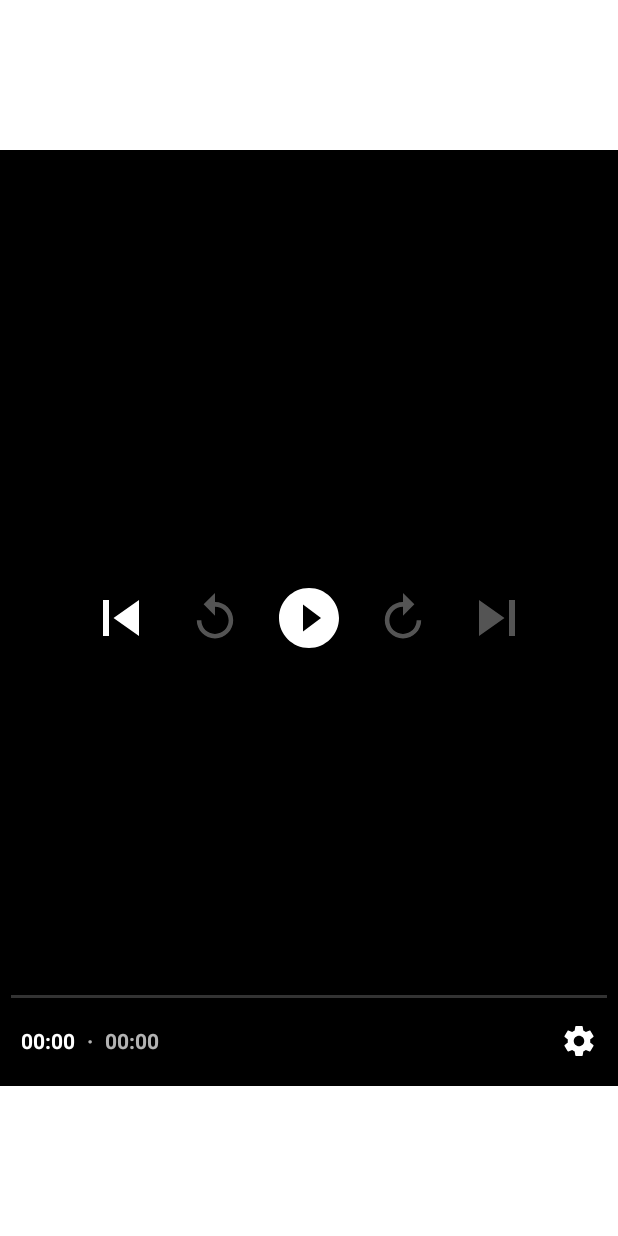
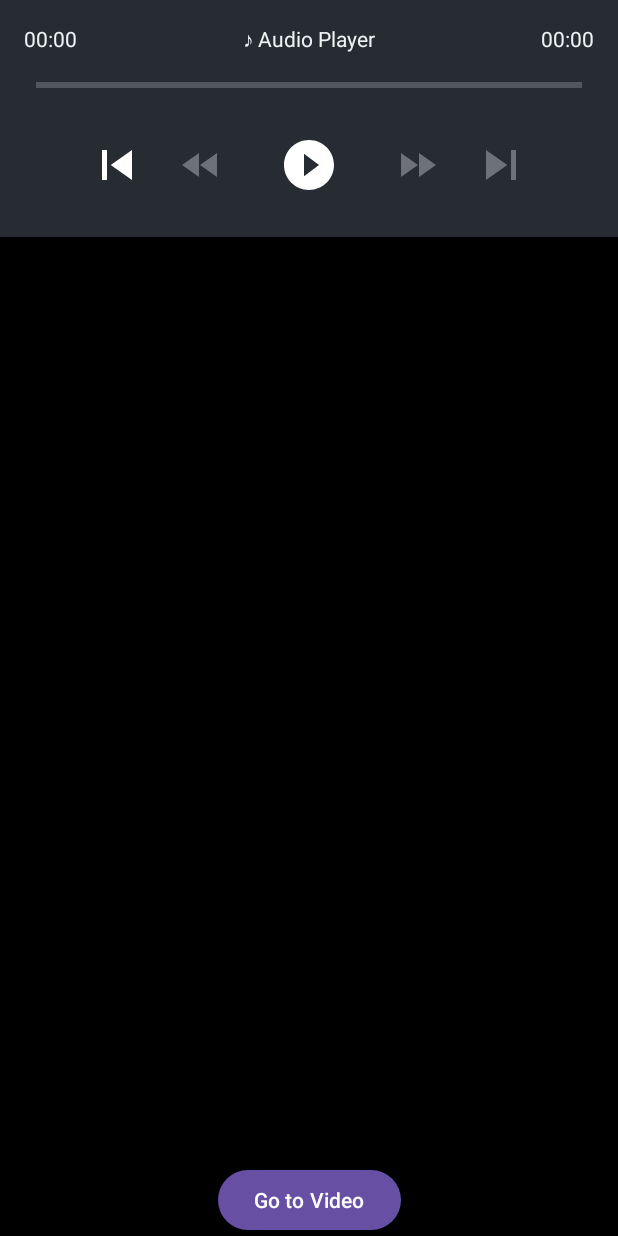
Before and after one commit to HamBeomJoon/Media3Ex, an Android app: the screen it shows after launch (MainActivity), on a phone screen of 412 x 824 dp. Run offline under Robolectric (Android 15) with nearby library versions, the phone set to English and light mode, and no system bars; our stand-ins replace data binding.

Commit message:
feat: 오디오/비디오 플레이어 화면 분리 및 전환 기능 추가

```diff
--- /dev/null
+++ b/app/src/main/java/com/example/viewbindingex/AudioFragment.kt
@@ -0,0 +1,59 @@
+package com.example.viewbindingex
+
+import android.os.Bundle
+import android.view.LayoutInflater
+import android.view.View
+import android.view.ViewGroup
+import androidx.fragment.app.Fragment
+import androidx.media3.common.MediaItem
+import androidx.media3.exoplayer.ExoPlayer
+import com.example.viewbindingex.databinding.FragmentAudioBinding
+
+@Suppress("ktlint:standard:backing-property-naming")
+class AudioFragment : Fragment() {
+    private var _binding: FragmentAudioBinding? = null
+    private val binding get() = _binding!!
+    private var player: ExoPlayer? = null
+
+    override fun onCreateView(
+        inflater: LayoutInflater,
+        container: ViewGroup?,
+        savedInstanceState: Bundle?,
+    ): View? {
+        _binding = FragmentAudioBinding.inflate(inflater, container, false)
+        return binding.root
+    }
+
+    override fun onViewCreated(
+        view: View,
+        savedInstanceState: Bundle?,
+    ) {
+        super.onViewCreated(view, savedInstanceState)
+        initializePlayer()
+
+        binding.btnVideo.setOnClickListener {
+            parentFragmentManager
+                .beginTransaction()
+                .replace(R.id.fragment_container_view, VideoFragment())
+                .addToBackStack(null)
+                .commit()
+        }
+    }
+
+    private fun initializePlayer() {
+        player =
+            ExoPlayer.Builder(requireContext()).build().also { exoPlayer ->
+                binding.playerView.player = exoPlayer
+                val mediaItem = MediaItem.fromUri("asset:///ComposeCoroutineScope.mp3")
+                exoPlayer.setMediaItem(mediaItem)
+                exoPlayer.prepare()
+            }
+    }
+
+    override fun onDestroyView() {
+        super.onDestroyView()
+        player?.release()
+        player = null
+        _binding = null
+    }
+}
--- a/app/src/main/java/com/example/viewbindingex/MainActivity.kt
+++ b/app/src/main/java/com/example/viewbindingex/MainActivity.kt
@@ -2,16 +2,30 @@ package com.example.viewbindingex
 
 import android.os.Bundle
 import androidx.appcompat.app.AppCompatActivity
+import androidx.core.view.ViewCompat
+import androidx.core.view.WindowCompat
+import androidx.core.view.WindowInsetsCompat
 
 class MainActivity : AppCompatActivity() {
     override fun onCreate(savedInstanceState: Bundle?) {
         super.onCreate(savedInstanceState)
+
+        WindowCompat.setDecorFitsSystemWindows(window, false)
+
         setContentView(R.layout.activity_main)
+
+        // SafeArea + Insets 처리
+        ViewCompat.setOnApplyWindowInsetsListener(findViewById(R.id.fragment_container_view)) { view, insets ->
+            // 상태바, 내비게이션바에 맞춰 패딩 적용
+            val systemBars = insets.getInsets(WindowInsetsCompat.Type.systemBars())
+            view.setPadding(systemBars.left, systemBars.top, systemBars.right, systemBars.bottom)
+            insets
+        }
 
         if (savedInstanceState == null) {
             supportFragmentManager
                 .beginTransaction()
-                .replace(R.id.fragment_container_view, PlayerFragment())
+                .replace(R.id.fragment_container_view, AudioFragment())
                 .commit()
         }
     }
--- a/app/src/main/java/com/example/viewbindingex/PlayerFragment.kt
+++ /dev/null
@@ -1,49 +0,0 @@
-package com.example.viewbindingex
-
-import android.os.Bundle
-import android.view.LayoutInflater
-import android.view.View
-import android.view.ViewGroup
-import androidx.fragment.app.Fragment
-import androidx.media3.common.MediaItem
-import androidx.media3.exoplayer.ExoPlayer
-import com.example.viewbindingex.databinding.FragmentPlayerBinding
-
-class PlayerFragment : Fragment() {
-    private var player: ExoPlayer? = null
-    private lateinit var binding: FragmentPlayerBinding
-
-    override fun onCreateView(
-        inflater: LayoutInflater,
-        container: ViewGroup?,
-        savedInstanceState: Bundle?,
-    ): View? {
-        binding = FragmentPlayerBinding.inflate(inflater, container, false)
-        return binding.root
-    }
-
-    override fun onViewCreated(
-        view: View,
-        savedInstanceState: Bundle?,
-    ) {
-        super.onViewCreated(view, savedInstanceState)
-        initializePlayer()
-    }
-
-    private fun initializePlayer() {
-        player =
-            ExoPlayer.Builder(requireContext()).build().also {
-                binding.playerView.player = it
-                val mediaItem =
-                    MediaItem.fromUri("asset:///ComposeCoroutineScope.mp3")
-                it.setMediaItem(mediaItem)
-                it.prepare()
-            }
-    }
-
-    override fun onStop() {
-        super.onStop()
-        player?.release()
-        player = null
-    }
-}
--- /dev/null
+++ b/app/src/main/res/layout/custom_audio_controls.xml
@@ -0,0 +1,95 @@
+<?xml version="1.0" encoding="utf-8"?>
+<layout xmlns:android="http://schemas.android.com/apk/res/android"
+    xmlns:tools="http://schemas.android.com/tools">
+
+    <data>
+
+    </data>
+
+    <LinearLayout
+        android:layout_width="match_parent"
+        android:layout_height="wrap_content"
+        android:background="@color/hearit_black1"
+        android:orientation="vertical"
+        android:padding="16dp">
+
+        <LinearLayout
+            android:layout_width="match_parent"
+            android:layout_height="wrap_content"
+            android:orientation="horizontal">
+
+            <TextView
+                android:id="@id/exo_position"
+                android:layout_width="wrap_content"
+                android:layout_height="wrap_content"
+                android:textColor="@color/hearit_gray4"
+                tools:text="00:00" />
+
+            <TextView
+                android:layout_width="0dp"
+                android:layout_height="wrap_content"
+                android:layout_weight="1"
+                android:gravity="center"
+                android:text="♪ Audio Player"
+                android:textColor="@color/hearit_gray4" />
+
+            <TextView
+                android:id="@id/exo_duration"
+                android:layout_width="wrap_content"
+                android:layout_height="wrap_content"
+                android:textColor="@color/hearit_gray4"
+                tools:text="05:21" />
+        </LinearLayout>
+
+        <androidx.media3.ui.DefaultTimeBar
+            android:id="@id/exo_progress"
+            android:layout_width="match_parent"
+            android:layout_height="wrap_content"
+            android:layout_marginVertical="8dp" />
+
+        <LinearLayout
+            android:layout_width="match_parent"
+            android:layout_height="wrap_content"
+            android:gravity="center"
+            android:orientation="horizontal">
+
+            <ImageButton
+                android:id="@id/exo_prev"
+                android:layout_width="48dp"
+                android:layout_height="48dp"
+                android:background="?attr/selectableItemBackgroundBorderless"
+                android:src="@drawable/exo_ic_skip_previous" />
+
+            <ImageButton
+                android:id="@id/exo_rew"
+                android:layout_width="48dp"
+                android:layout_height="48dp"
+                android:layout_marginHorizontal="8dp"
+                android:background="?attr/selectableItemBackgroundBorderless"
+                android:src="@drawable/exo_ic_rewind" />
+
+            <ImageButton
+                android:id="@id/exo_play_pause"
+                android:layout_width="64dp"
+                android:layout_height="64dp"
+                android:layout_marginHorizontal="8dp"
+                android:background="?attr/selectableItemBackgroundBorderless" />
+
+            <ImageButton
+                android:id="@id/exo_ffwd"
+                android:layout_width="48dp"
+                android:layout_height="48dp"
+                android:layout_marginHorizontal="8dp"
+                android:background="?attr/selectableItemBackgroundBorderless"
+                android:src="@drawable/exo_ic_forward" />
+
+            <ImageButton
+                android:id="@id/exo_next"
+                android:layout_width="48dp"
+                android:layout_height="48dp"
+                android:background="?attr/selectableItemBackgroundBorderless"
+                android:src="@drawable/exo_ic_skip_next" />
+        </LinearLayout>
+
+    </LinearLayout>
+</layout>
--- /dev/null
+++ b/app/src/main/res/layout/fragment_audio.xml
@@ -0,0 +1,33 @@
+<?xml version="1.0" encoding="utf-8"?>
+<layout xmlns:android="http://schemas.android.com/apk/res/android"
+    xmlns:app="http://schemas.android.com/apk/res-auto">
+
+    <data>
+
+    </data>
+
+    <androidx.constraintlayout.widget.ConstraintLayout
+        android:layout_width="match_parent"
+        android:layout_height="match_parent"
+        android:background="@color/hearit_black1">
+
+        <androidx.media3.ui.PlayerView
+            android:id="@+id/playerView"
+            android:layout_width="match_parent"
+            android:layout_height="wrap_content"
+            app:controller_layout_id="@layout/custom_audio_controls"
+            app:layout_constraintBottom_toBottomOf="parent"
+            app:layout_constraintTop_toTopOf="parent"
+            app:show_buffering="when_playing" />
+
+        <Button
+            android:id="@+id/btn_video"
+            android:layout_width="wrap_content"
+            android:layout_height="wrap_content"
+            android:text="Go to Video"
+            app:layout_constraintBottom_toBottomOf="parent"
+            app:layout_constraintEnd_toEndOf="parent"
+            app:layout_constraintStart_toStartOf="parent" />
+
+    </androidx.constraintlayout.widget.ConstraintLayout>
+</layout>
```
Also changed, not shown: app/src/main/java/com/example/viewbindingex/VideoFragment.kt (added, +61 -0 lines), app/src/main/java/com/example/viewbindingex/card/CardAdapter.kt (deleted, +0 -42 lines), app/src/main/java/com/example/viewbindingex/card/ZoomOutPageTransformer.kt (deleted, +0 -20 lines), app/src/main/res/layout/fragment_video.xml (renamed from app/src/main/res/layout/fragment_player.xml, +10 -3 lines).
